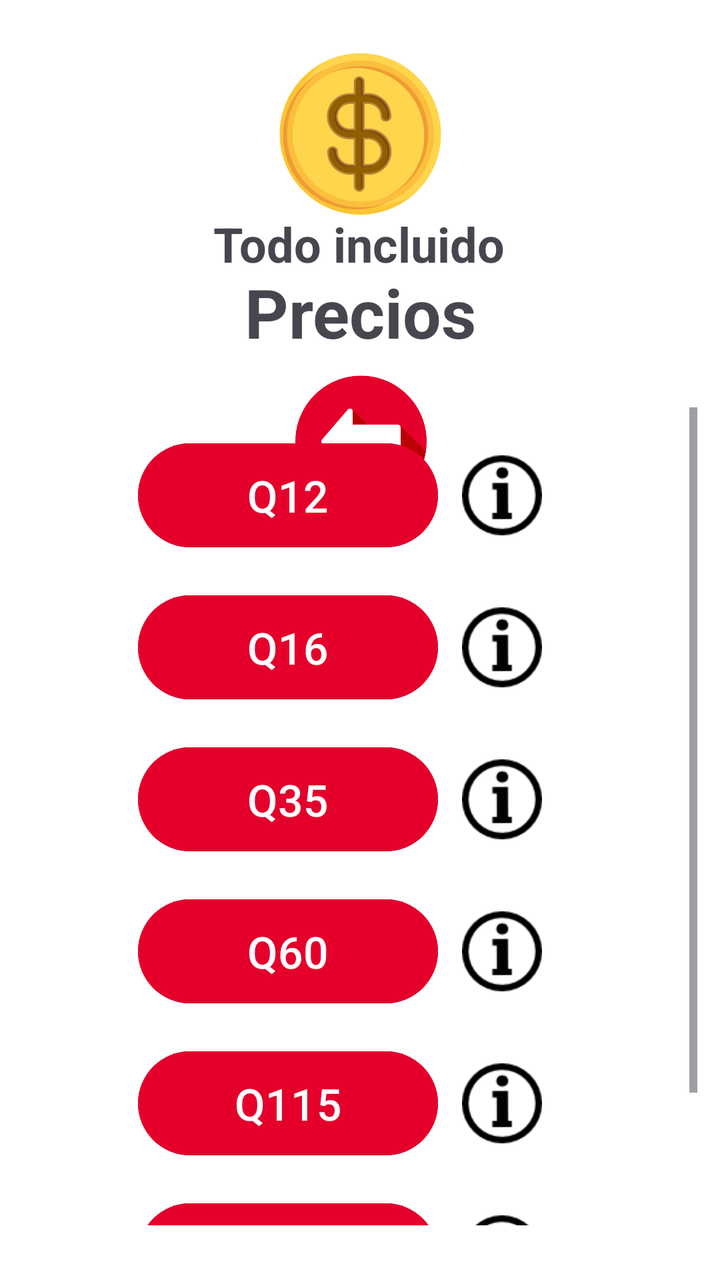
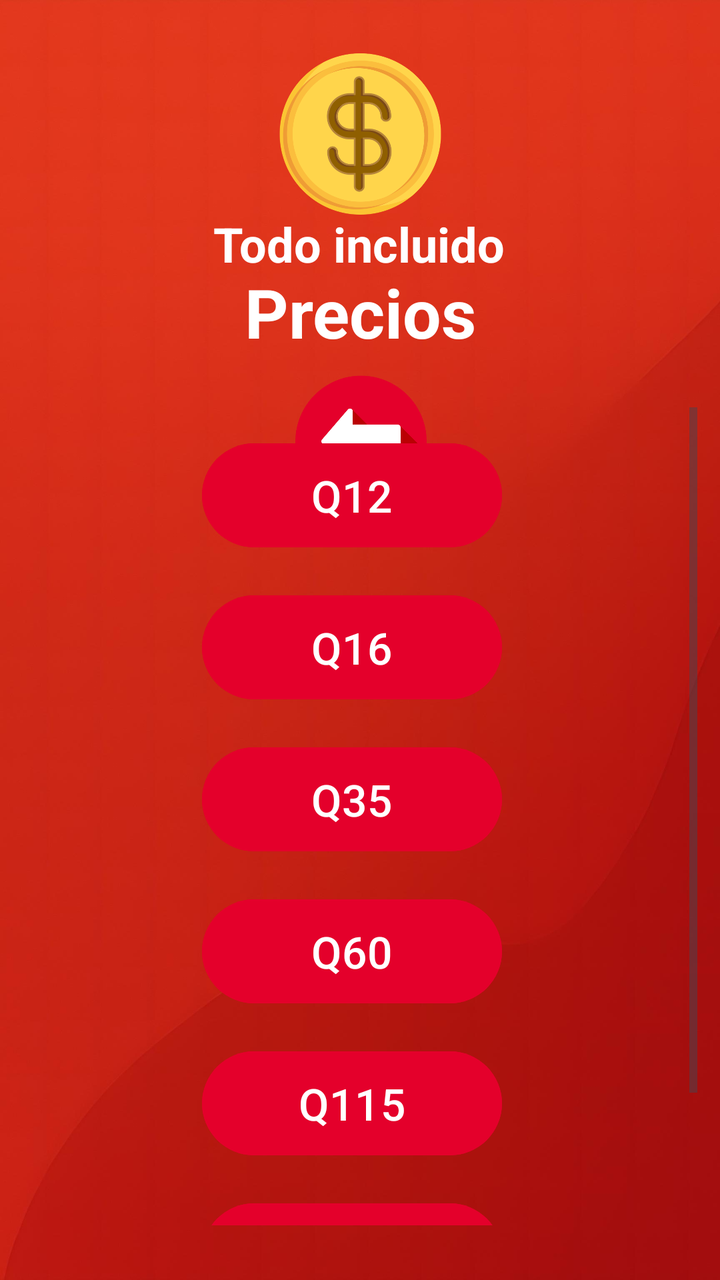

The first picture is an Android layout as it rendered before a commit; the second is the same layout after the commit. The layout source and the unified diff follow.
<!-- AndroidManifest.xml: application theme Theme.ClaroRecargasApp -->
<!-- res/layout/activity_menu_todo_incluido.xml -->
<?xml version="1.0" encoding="utf-8"?>
<androidx.constraintlayout.widget.ConstraintLayout xmlns:android="http://schemas.android.com/apk/res/android"
    xmlns:app="http://schemas.android.com/apk/res-auto"
    xmlns:tools="http://schemas.android.com/tools"
    android:id="@+id/main"
    android:layout_width="match_parent"
    android:layout_height="match_parent"
    android:background="#FFFFFF"
    tools:context=".MenuTodoIncluido">

    <ImageButton
        android:id="@+id/btnVolverTI"
        android:layout_width="71dp"
        android:layout_height="70dp"
        android:layout_marginStart="16dp"
        android:background="#FFFFFF"
        android:contentDescription="@string/descripcion_boton"
        android:scaleType="fitCenter"
        app:layout_constraintBottom_toBottomOf="parent"
        app:layout_constraintEnd_toEndOf="parent"
        app:layout_constraintHorizontal_bias="0.473"
        app:layout_constraintStart_toStartOf="parent"
        app:layout_constraintTop_toTopOf="parent"
        app:layout_constraintVertical_bias="0.326"
        app:srcCompat="@drawable/icon_regresar_atras" />

    <ImageView
        android:id="@+id/imageView"
        android:layout_width="99dp"
        android:layout_height="86dp"
        android:layout_marginTop="24dp"
        app:layout_constraintEnd_toEndOf="parent"
        app:layout_constraintStart_toStartOf="parent"
        app:layout_constraintTop_toTopOf="parent"
        app:srcCompat="@drawable/precio" />

    <TextView
        android:id="@+id/textView2"
        android:layout_width="wrap_content"
        android:layout_height="wrap_content"
        android:text="Todo incluido"
        android:textAlignment="textStart"
        android:textSize="24sp"
        android:textStyle="bold"
        app:layout_constraintBottom_toBottomOf="parent"
        app:layout_constraintEnd_toEndOf="parent"
        app:layout_constraintHorizontal_bias="0.498"
        app:layout_constraintStart_toStartOf="parent"
        app:layout_constraintTop_toTopOf="parent"
        app:layout_constraintVertical_bias="0.174" />

    <TextView
        android:id="@+id/textView"
        android:layout_width="171dp"
        android:layout_height="45dp"
        android:layout_gravity="center"
        android:gravity="center"
        android:text="Precios"
        android:textAlignment="center"
        android:textSize="34sp"
        android:textStyle="bold"
        app:layout_constraintBottom_toBottomOf="parent"
        app:layout_constraintEnd_toEndOf="parent"
        app:layout_constraintStart_toStartOf="parent"
        app:layout_constraintTop_toTopOf="parent"
        app:layout_constraintVertical_bias="0.224" />

    <ScrollView
        android:layout_width="345dp"
        android:layout_height="409dp"
        android:layout_marginStart="45dp"
        android:layout_marginEnd="41dp"
        app:layout_constraintBottom_toBottomOf="parent"
        app:layout_constraintEnd_toEndOf="parent"
        app:layout_constraintHorizontal_bias="0.583"
        app:layout_constraintStart_toStartOf="parent"
        app:layout_constraintTop_toTopOf="parent"
        app:layout_constraintVertical_bias="0.881">

        <LinearLayout
            android:layout_width="match_parent"
            android:layout_height="wrap_content"
            android:gravity="center_horizontal"
            android:orientation="vertical"
            android:padding="16dp">

            
            <LinearLayout
                android:layout_width="wrap_content"
                android:layout_height="76dp"
                android:gravity="center_vertical"
                android:orientation="horizontal">

                <Button
                    android:id="@+id/btnPrecio1TI"
                    android:layout_width="150dp"
                    android:layout_height="60dp"
                    android:layout_marginBottom="10dp"
                    android:backgroundTint="#E4002B"
                    android:text="Q12"
                    android:textSize="22sp" />

                <ImageView
                    android:id="@+id/info1"
                    android:layout_width="wrap_content"
                    android:layout_height="40dp"
                    android:layout_marginBottom="10dp"
                    app:srcCompat="@drawable/informacion" />

            </LinearLayout>

            
            <LinearLayout
                android:layout_width="wrap_content"
                android:layout_height="76dp"
                android:gravity="center_vertical"
                android:orientation="horizontal">

                <Button
                    android:id="@+id/btnPrecio2TI"
                    android:layout_width="150dp"
                    android:layout_height="60dp"
                    android:layout_marginBottom="10dp"
                    android:backgroundTint="#E4002B"
                    android:text="Q16"
                    android:textSize="22sp" />

                <ImageView
                    android:id="@+id/info2"
                    android:layout_width="wrap_content"
                    android:layout_height="40dp"
                    android:layout_marginBottom="10dp"
                    app:srcCompat="@drawable/informacion" />

            </LinearLayout>

            
            <LinearLayout
                android:layout_width="wrap_content"
                android:layout_height="76dp"
                android:gravity="center_vertical"
                android:orientation="horizontal">

                <Button
                    android:id="@+id/btnPrecio3TI"
                    android:layout_width="150dp"
                    android:layout_height="60dp"
                    android:layout_marginBottom="10dp"
                    android:backgroundTint="#E4002B"
                    android:text="Q35"
                    android:textSize="22sp" />

                <ImageView
                    android:id="@+id/info3"
                    android:layout_width="wrap_content"
                    android:layout_height="40dp"
                    android:layout_marginBottom="10dp"
                    app:srcCompat="@drawable/informacion" />

            </LinearLayout>
            
            <LinearLayout
                android:layout_width="wrap_content"
                android:layout_height="76dp"
                android:gravity="center_vertical"
                android:orientation="horizontal">

                <Button
                    android:id="@+id/btnPrecio4TI"
                    android:layout_width="150dp"
                    android:layout_height="60dp"
                    android:layout_marginBottom="10dp"
                    android:backgroundTint="#E4002B"
                    android:text="Q60"
                    android:textSize="22sp" />

                <ImageView
                    android:id="@+id/info4"
                    android:layout_width="wrap_content"
                    android:layout_height="40dp"
                    android:layout_marginBottom="10dp"
                    app:srcCompat="@drawable/informacion" />

            </LinearLayout>

            
            <LinearLayout
                android:layout_width="wrap_content"
                android:layout_height="76dp"
                android:gravity="center_vertical"
                android:orientation="horizontal">

                <Button
                    android:id="@+id/btnPrecio5TI"
                    android:layout_width="150dp"
                    android:layout_height="60dp"
                    android:layout_marginBottom="10dp"
                    android:backgroundTint="#E4002B"
                    android:text="Q115"
                    android:textSize="22sp" />

                <ImageView
                    android:id="@+id/info5"
                    android:layout_width="wrap_content"
                    android:layout_height="40dp"
                    android:layout_marginBottom="10dp"
                    app:srcCompat="@drawable/informacion" />

            </LinearLayout>
            
            <LinearLayout
                android:layout_width="wrap_content"
                android:layout_height="76dp"
                android:gravity="center_vertical"
                android:orientation="horizontal">

                <Button
                    android:id="@+id/btnPrecio6TI"
                    android:layout_width="150dp"
                    android:layout_height="60dp"
                    android:layout_marginBottom="10dp"
                    android:backgroundTint="#E4002B"
                    android:text="Q20"
                    android:textSize="22sp" />

                <ImageView
                    android:id="@+id/info6"
                    android:layout_width="wrap_content"
                    android:layout_height="40dp"
                    android:layout_marginBottom="10dp"
                    app:srcCompat="@drawable/informacion" />

            </LinearLayout>


        </LinearLayout>
    </ScrollView>

</androidx.constraintlayout.widget.ConstraintLayout>
<!-- resources referenced by this layout -->
<resources>
  <!-- drawable icon_regresar_atras: png bitmap (drawable, 16579 bytes) -->
  <!-- drawable informacion: png bitmap (drawable, 1876 bytes) -->
  <!-- drawable precio: png bitmap (drawable, 49291 bytes) -->
  <string name="descripcion_boton">Menú desplegable</string>
  <style name="Theme.ClaroRecargasApp" parent="Base.Theme.ClaroRecargasApp">
          
          <item name="android:windowFullscreen">true</item>
      </style>
  <style name="Base.Theme.ClaroRecargasApp" parent="Theme.Material3.DayNight.NoActionBar">
          
          
      </style>
</resources>

<!-- the commit's change to res/layout/activity_menu_todo_incluido.xml (unified diff, before → after) -->
@@ -5,15 +5,25 @@
     android:id="@+id/main"
     android:layout_width="match_parent"
     android:layout_height="match_parent"
-    android:background="#FFFFFF"
     tools:context=".MenuTodoIncluido">
+
+    <ImageView
+        android:id="@+id/backgroundImage"
+        android:layout_width="0dp"
+        android:layout_height="0dp"
+        android:scaleType="centerCrop"
+        android:src="@drawable/fondoapp"
+        app:layout_constraintTop_toTopOf="parent"
+        app:layout_constraintBottom_toBottomOf="parent"
+        app:layout_constraintStart_toStartOf="parent"
+        app:layout_constraintEnd_toEndOf="parent" />
 
     <ImageButton
         android:id="@+id/btnVolverTI"
         android:layout_width="71dp"
         android:layout_height="70dp"
         android:layout_marginStart="16dp"
-        android:background="#FFFFFF"
+        android:background="#01FFFFFF"
         android:contentDescription="@string/descripcion_boton"
         android:scaleType="fitCenter"
         app:layout_constraintBottom_toBottomOf="parent"
@@ -40,6 +50,7 @@
         android:layout_height="wrap_content"
         android:text="Todo incluido"
         android:textAlignment="textStart"
+        android:textColor="#FFFFFF"
         android:textSize="24sp"
         android:textStyle="bold"
         app:layout_constraintBottom_toBottomOf="parent"
@@ -57,6 +68,7 @@
         android:gravity="center"
         android:text="Precios"
         android:textAlignment="center"
+        android:textColor="#FFFFFF"
         android:textSize="34sp"
         android:textStyle="bold"
         app:layout_constraintBottom_toBottomOf="parent"
@@ -100,13 +112,6 @@
                     android:text="Q12"
                     android:textSize="22sp" />
 
-                <ImageView
-                    android:id="@+id/info1"
-                    android:layout_width="wrap_content"
-                    android:layout_height="40dp"
-                    android:layout_marginBottom="10dp"
-                    app:srcCompat="@drawable/informacion" />
-
             </LinearLayout>
 
             
@@ -125,13 +130,6 @@
                     android:text="Q16"
                     android:textSize="22sp" />
 
-                <ImageView
-                    android:id="@+id/info2"
-                    android:layout_width="wrap_content"
-                    android:layout_height="40dp"
-                    android:layout_marginBottom="10dp"
-                    app:srcCompat="@drawable/informacion" />
-
             </LinearLayout>
 
             
@@ -150,13 +148,6 @@
                     android:text="Q35"
                     android:textSize="22sp" />
 
-                <ImageView
-                    android:id="@+id/info3"
-                    android:layout_width="wrap_content"
-                    android:layout_height="40dp"
-                    android:layout_marginBottom="10dp"
-                    app:srcCompat="@drawable/informacion" />
-
             </LinearLayout>
             
             <LinearLayout
@@ -174,13 +165,6 @@
                     android:text="Q60"
                     android:textSize="22sp" />
 
-                <ImageView
-                    android:id="@+id/info4"
-                    android:layout_width="wrap_content"
-                    android:layout_height="40dp"
-                    android:layout_marginBottom="10dp"
-                    app:srcCompat="@drawable/informacion" />
-
             </LinearLayout>
 
             
@@ -199,13 +183,6 @@
                     android:text="Q115"
                     android:textSize="22sp" />
 
-                <ImageView
-                    android:id="@+id/info5"
-                    android:layout_width="wrap_content"
-                    android:layout_height="40dp"
-                    android:layout_marginBottom="10dp"
-                    app:srcCompat="@drawable/informacion" />
-
             </LinearLayout>
             
             <LinearLayout
@@ -222,13 +199,6 @@
                     android:backgroundTint="#E4002B"
                     android:text="Q20"
                     android:textSize="22sp" />
-
-                <ImageView
-                    android:id="@+id/info6"
-                    android:layout_width="wrap_content"
-                    android:layout_height="40dp"
-                    android:layout_marginBottom="10dp"
-                    app:srcCompat="@drawable/informacion" />
 
             </LinearLayout>
 
<!-- resource entries referenced after the edit -->
@@ -1,7 +1,7 @@
 <!-- resources referenced by this layout -->
 <resources>
+  <!-- drawable fondoapp: jpg bitmap (drawable, 112541 bytes) -->
   <!-- drawable icon_regresar_atras: png bitmap (drawable, 16579 bytes) -->
-  <!-- drawable informacion: png bitmap (drawable, 1876 bytes) -->
   <!-- drawable precio: png bitmap (drawable, 49291 bytes) -->
   <string name="descripcion_boton">Menú desplegable</string>
   <style name="Theme.ClaroRecargasApp" parent="Base.Theme.ClaroRecargasApp">
